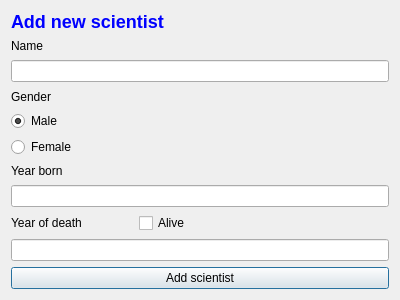
Old version of the form GUI/ui/addscientistdialog.ui in the repository atlie15/GraphicalUI.
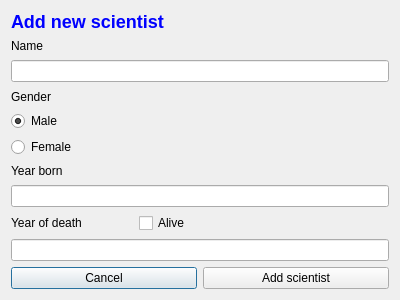
New version of the form. Icons and pictures are not drawn.

Diff of the .ui file:
```diff
--- a/GUI/ui/addscientistdialog.ui
+++ b/GUI/ui/addscientistdialog.ui
@@ -123,6 +123,19 @@
     </widget>
    </item>
    <item>
+    <layout class="QHBoxLayout" name="horizontalLayout_4">
+     <item>
+      <widget class="QPushButton" name="pushButton_return_to_main_menu">
+       <property name="text">
+        <string>Cancel</string>
+       </property>
+       <property name="icon">
+        <iconset resource="../icons.qrc">
+         <normaloff>:/icons/icons/Remove.png</normaloff>:/icons/icons/Remove.png</iconset>
+       </property>
+      </widget>
+     </item>
+     <item>
     <widget class="QPushButton" name="Button_add_scientist">
      <property name="text">
       <string>Add scientist</string>
@@ -130,6 +143,8 @@
     </widget>
    </item>
   </layout>
+   </item>
+  </layout>
  </widget>
  <tabstops>
   <tabstop>lineEdit_scientist_yearDeath</tabstop>
```
Left out of the diff: 4 changed lines with no effect on the pictures. Lines whose indentation alone changed are shown as unchanged.
